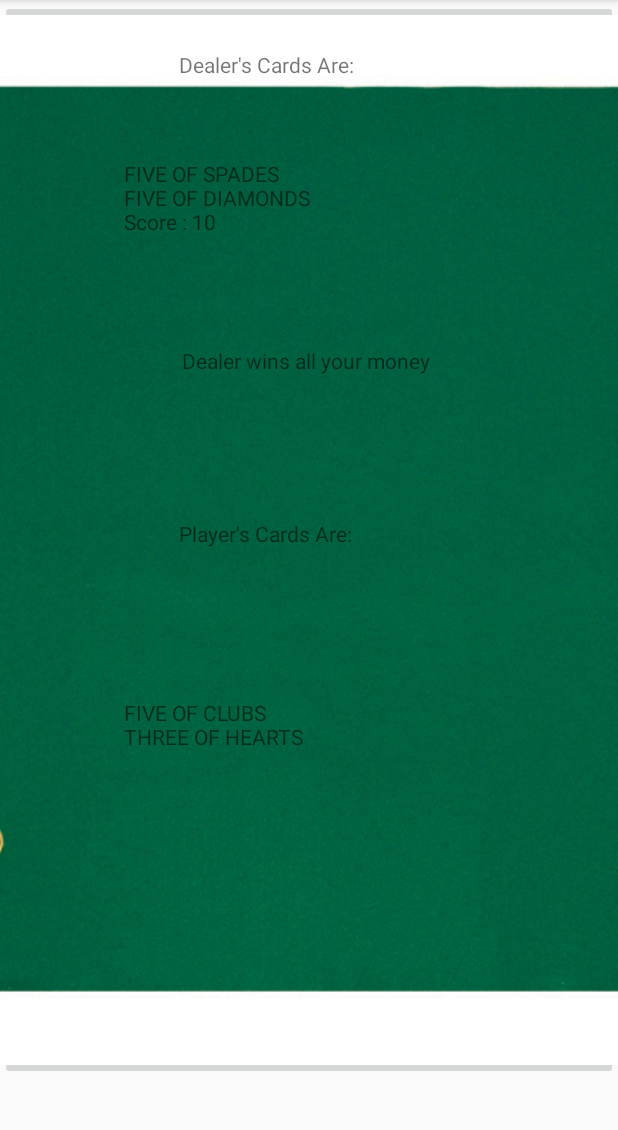
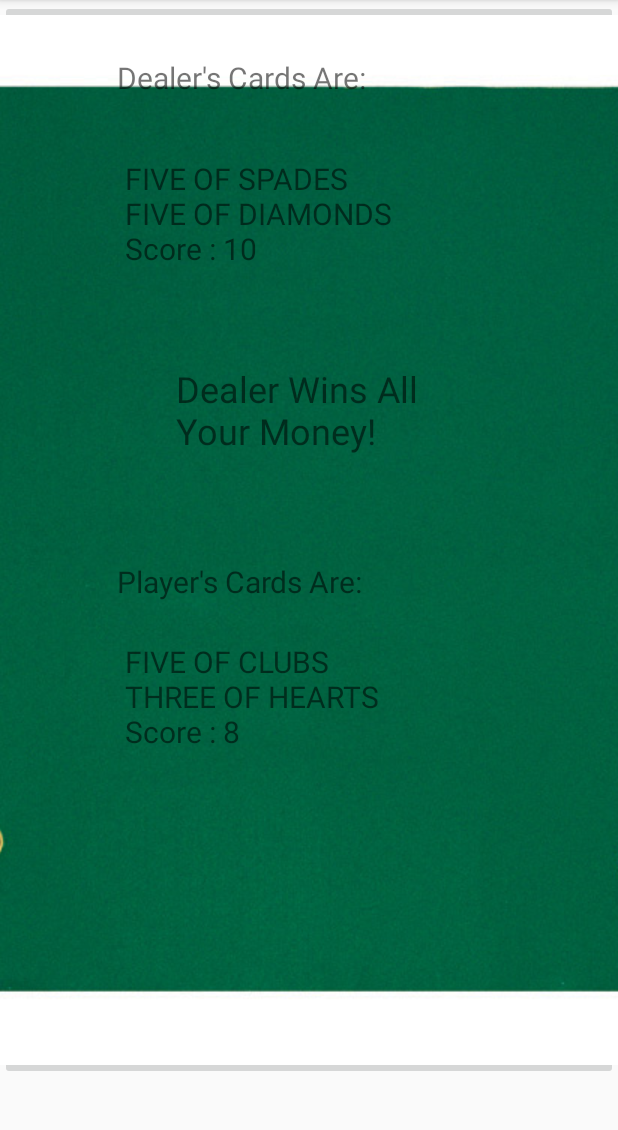
Before and after one commit to Faisal2017/blackjack_android, an Android app: the GameActivity screen opened directly, with no data from a screen before it, on a phone screen of 412 x 824 dp, the part 84-1214 px from its top. Run offline under Robolectric (Android 15) with nearby library versions, the phone set to English and light mode, and no system bars.

```diff
--- a/app/src/main/java/com/example/faisal/blackjack/Game.java
+++ b/app/src/main/java/com/example/faisal/blackjack/Game.java
@@ -89,18 +89,18 @@ public class Game {
 
     public String compareHands(Player dealer, Player player2) {
 
-        ArrayList<Card> player1Hand = dealer.getHand();
+        ArrayList<Card> dealerHand = dealer.getHand();
         ArrayList<Card> player2Hand = player2.getHand();
 
-        int player1Score = checkValue(player1Hand);
+        int dealerScore = checkValue(dealerHand);
         int player2Score = checkValue(player2Hand);
 
-        if (player1Score == player2Score) {
+        if (dealerScore == player2Score) {
             return "It's A Draw!";
-        } else if (player1Score > player2Score) {
-            return "Dealer wins all your money";
+        } else if (dealerScore > player2Score) {
+            return "Dealer Wins All Your Money!";
         } else {
-            return "You have won!";
+            return "You Won!";
         }
     }
 
--- a/app/src/main/java/com/example/faisal/blackjack/GameActivity.java
+++ b/app/src/main/java/com/example/faisal/blackjack/GameActivity.java
@@ -36,28 +36,26 @@ public class GameActivity extends AppCompatActivity {
         int dealerValue = game.checkValue(dealer.getHand());
 
         dealer_cards.setText(dealer1.toString() + "\n" + dealer2.toString() + "\n" + "Score : " +
-        dealerValue);
+                dealerValue);
 
         game.dealCardFromDeck(player);
         game.dealCardFromDeck(player);
 
         Card player1 = player.getHand().get(0);
         Card player2 = player.getHand().get(1);
+        int playerValue = game.checkValue((player.getHand()));
 
-        player_cards.setText(player1.toString() + "\n" + player2.toString());
+        player_cards.setText(player1.toString() + "\n" + player2.toString() + "\n" + "Score : " +
+                playerValue);
 
 //        winners = new ArrayList<Player>(game.compareHands());
 //        String win = game.checkWinner(winners);
 //        resultText.setText(win);
 
 
-        String winner= game.compareHands(dealer, player);
+        String winner = game.compareHands(dealer, player);
         resultText.setText(winner);
     }
 
 
-
-
-
-
 }
--- a/app/src/main/res/layout/activity_game.xml
+++ b/app/src/main/res/layout/activity_game.xml
@@ -7,7 +7,7 @@
     tools:context="com.example.faisal.blackjack.GameActivity">
 
     <ImageButton
-        android:id="@+id/imageButton"
+        android:id="@+id/background2"
         android:layout_width="wrap_content"
         android:layout_height="wrap_content"
         app:srcCompat="@drawable/felt_background"
@@ -20,23 +20,25 @@
         android:layout_height="45dp"
         android:layout_marginLeft="8dp"
         android:layout_marginRight="8dp"
-        android:layout_marginTop="33dp"
+        android:layout_marginTop="38dp"
         android:text="@string/dealer_cards"
+        android:textSize="20sp"
         app:layout_constraintLeft_toLeftOf="parent"
         app:layout_constraintRight_toRightOf="parent"
-        app:layout_constraintTop_toTopOf="parent" />
+        app:layout_constraintTop_toTopOf="parent"
+        app:layout_constraintHorizontal_bias="0.314" />
 
     <TextView
         android:id="@+id/view_dealer_cards"
-        android:layout_width="248dp"
-        android:layout_height="67dp"
+        android:layout_width="246dp"
+        android:layout_height="75dp"
+        android:layout_marginLeft="8dp"
+        android:layout_marginRight="8dp"
+        android:layout_marginTop="22dp"
         android:text="TextView"
-        android:layout_marginLeft="8dp"
+        android:textSize="20sp"
         app:layout_constraintLeft_toLeftOf="parent"
-        android:layout_marginRight="8dp"
         app:layout_constraintRight_toRightOf="parent"
-        app:layout_constraintHorizontal_bias="0.503"
-        android:layout_marginTop="27dp"
         app:layout_constraintTop_toBottomOf="@+id/dealer_text" />
 
     <TextView
@@ -45,40 +47,42 @@
         android:layout_height="45dp"
         android:layout_marginLeft="8dp"
         android:layout_marginRight="8dp"
-        android:layout_marginTop="62dp"
+        android:layout_marginTop="64dp"
         android:text="@string/player_cards"
+        android:textSize="20sp"
         app:layout_constraintLeft_toLeftOf="parent"
         app:layout_constraintRight_toRightOf="parent"
         app:layout_constraintTop_toBottomOf="@+id/show_result"
-        tools:layout_editor_absoluteY="335dp" />
+        app:layout_constraintHorizontal_bias="0.314" />
 
     <TextView
         android:id="@+id/view_player_cards"
-        android:layout_width="248dp"
-        android:layout_height="67dp"
+        android:layout_width="245dp"
+        android:layout_height="73dp"
         android:layout_marginBottom="8dp"
         android:layout_marginLeft="8dp"
         android:layout_marginRight="8dp"
         android:layout_marginTop="8dp"
         android:text="TextView"
+        android:textSize="20sp"
         app:layout_constraintBottom_toBottomOf="parent"
-        app:layout_constraintHorizontal_bias="0.503"
         app:layout_constraintLeft_toLeftOf="parent"
         app:layout_constraintRight_toRightOf="parent"
         app:layout_constraintTop_toBottomOf="@+id/player_text"
-        app:layout_constraintVertical_bias="0.225"
-        tools:layout_editor_absoluteY="404dp" />
+        app:layout_constraintVertical_bias="0.0"
+        tools:layout_editor_absoluteY="384dp" />
 
     <TextView
         android:id="@+id/show_result"
-        android:layout_width="170dp"
-        android:layout_height="53dp"
+        android:layout_width="178dp"
+        android:layout_height="67dp"
+        android:layout_marginLeft="8dp"
+        android:layout_marginRight="8dp"
+        android:layout_marginTop="62dp"
         android:text="TextView"
-        android:layout_marginTop="57dp"
-        app:layout_constraintTop_toBottomOf="@+id/view_dealer_cards"
-        android:layout_marginRight="8dp"
+        android:textSize="24sp"
+        app:layout_constraintLeft_toLeftOf="parent"
         app:layout_constraintRight_toRightOf="parent"
-        android:layout_marginLeft="8dp"
-        app:layout_constraintLeft_toLeftOf="parent" />
+        app:layout_constraintTop_toBottomOf="@+id/view_dealer_cards" />
 
 </android.support.constraint.ConstraintLayout>
--- a/app/src/main/res/layout/activity_main.xml
+++ b/app/src/main/res/layout/activity_main.xml
@@ -8,8 +8,8 @@
 
     <Button
         android:id="@+id/play_button"
-        android:layout_width="wrap_content"
-        android:layout_height="wrap_content"
+        android:layout_width="173dp"
+        android:layout_height="109dp"
         android:layout_marginBottom="8dp"
         android:layout_marginEnd="8dp"
         android:layout_marginLeft="8dp"
@@ -19,18 +19,26 @@
         android:onClick="onPlayButtonClicked"
         android:text="@string/play_game"
         app:layout_constraintBottom_toBottomOf="parent"
-        app:layout_constraintHorizontal_bias="0.501"
         app:layout_constraintLeft_toLeftOf="parent"
         app:layout_constraintRight_toRightOf="parent"
         app:layout_constraintTop_toTopOf="parent"
-        app:layout_constraintVertical_bias="0.436" />
+        app:layout_constraintVertical_bias="0.726"
+        tools:layout_editor_absoluteX="68dp" />
 
     <ImageButton
-        android:id="@+id/imageButton2"
+        android:id="@+id/background"
         android:layout_width="wrap_content"
         android:layout_height="wrap_content"
         app:srcCompat="@drawable/felt_background"
         tools:layout_editor_absoluteX="0dp"
         tools:layout_editor_absoluteY="0dp" />
 
+    <ImageView
+        android:id="@+id/imageView3"
+        android:layout_width="wrap_content"
+        android:layout_height="wrap_content"
+        app:srcCompat="@drawable/elemental_cards"
+        tools:layout_editor_absoluteX="0dp"
+        tools:layout_editor_absoluteY="-93dp" />
+
 </android.support.constraint.ConstraintLayout>
--- a/app/src/main/res/values/strings.xml
+++ b/app/src/main/res/values/strings.xml
@@ -1,6 +1,6 @@
 <resources>
     <string name="app_name">Blackjack</string>
-    <string name="play_game">Play Game</string>
+    <string name="play_game">Want to play a game?</string>
     <string name="dealer_cards">Dealer\'s Cards Are:</string>
     <string name="player_cards">Player\'s Cards Are:</string>
 </resources>
```
Also changed, not shown: app/src/main/res/drawable/elemental_cards.jpg (added).
